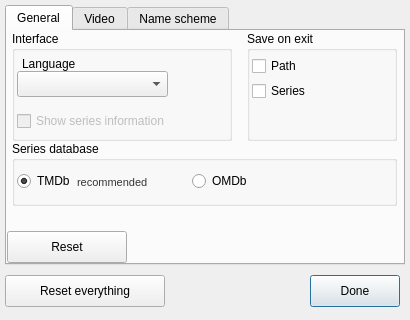
This is SeriesScraper/settingswindow.ui in martinLutz1/SeriesScraper as Qt 5 draws it before an edit. The edited form follows.
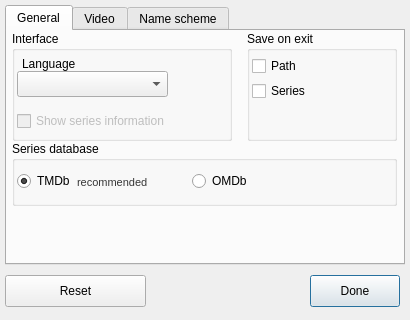
This is the edited form.

Commit message: Reset in settings implemented

Patch:
```diff
--- a/SeriesScraper/settingswindow.ui
+++ b/SeriesScraper/settingswindow.ui
@@ -56,19 +56,6 @@
     <attribute name="title">
      <string>General</string>
     </attribute>
-    <widget class="QPushButton" name="generalResetButton">
-     <property name="geometry">
-      <rect>
-       <x>0</x>
-       <y>200</y>
-       <width>120</width>
-       <height>32</height>
-      </rect>
-     </property>
-     <property name="text">
-      <string>Reset</string>
-     </property>
-    </widget>
     <widget class="QGroupBox" name="seriesDatabaseGroupBox">
      <property name="geometry">
       <rect>
@@ -411,7 +398,7 @@
     <rect>
      <x>5</x>
      <y>275</y>
-     <width>160</width>
+     <width>141</width>
      <height>32</height>
     </rect>
    </property>
@@ -419,7 +406,7 @@
     <string>Use with caution. Resets the video formats, name schemes and all settings to default</string>
    </property>
    <property name="text">
-    <string>Reset everything</string>
+    <string>Reset</string>
    </property>
   </widget>
   <widget class="QPushButton" name="doneButton">
```
Left out of the diff: 28 changed lines with no effect on the pictures. The commit also changes 7 other files.
